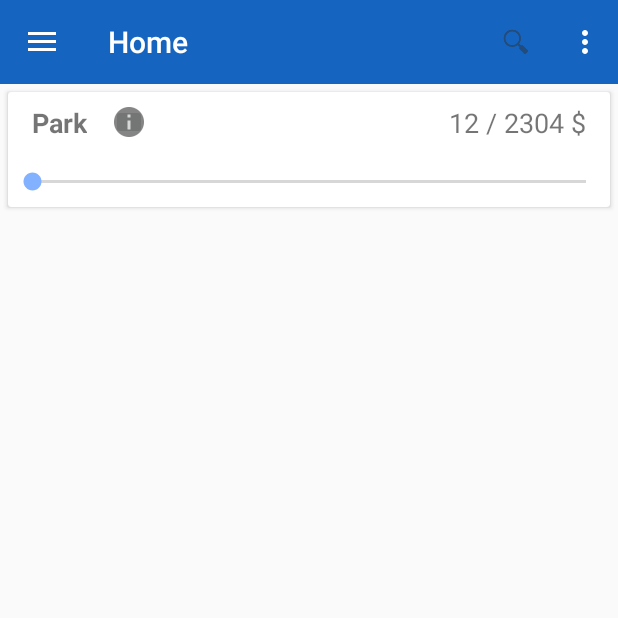
After one commit to vinguyen2011/gochain_frontend, an Android app: the fragment DetailsFragment placed in its activity, on a phone screen of 412 x 824 dp, the top half of it. The commit adds this screen. Run offline under Robolectric (Android 15) with nearby library versions, the phone set to English and light mode, and no system bars.

Commit message:
First version of detail screen

```diff
--- a/app/build.gradle
+++ b/app/build.gradle
@@ -29,5 +29,6 @@ dependencies {
     compile 'com.android.support:recyclerview-v7:23.4.0'
     compile 'com.android.support:support-v4:23.4.0'
     compile 'com.android.support:cardview-v7:23.4.0'
+    compile 'com.github.aakira:expandable-layout:1.4.2@aar'
     testCompile 'junit:junit:4.12'
 }
--- /dev/null
+++ b/app/src/main/java/com/gochain/gochainandroid/activities/DetailsFragment.java
@@ -0,0 +1,118 @@
+package com.gochain.gochainandroid.activities;
+
+import android.app.Activity;
+import android.app.Dialog;
+import android.content.Context;
+import android.graphics.Rect;
+import android.os.Bundle;
+import android.support.v4.app.Fragment;
+import android.view.LayoutInflater;
+import android.view.View;
+import android.view.ViewGroup;
+import android.widget.Button;
+import android.widget.ImageButton;
+import android.widget.ImageView;
+import android.widget.RelativeLayout;
+import android.widget.SeekBar;
+import android.widget.TextView;
+
+import com.gochain.gochainandroid.R;
+public class DetailsFragment extends Fragment {
+    private SeekBar bar;
+    private TextView percentage;
+    private ImageButton infoBtn;
+    private Context context;
+    public DetailsFragment() {
+        // Required empty public constructor
+    }
+
+    @Override
+    public void onCreate(Bundle savedInstanceState) {
+        super.onCreate(savedInstanceState);
+    }
+
+    @Override
+    public View onCreateView(LayoutInflater inflater, ViewGroup container,
+                             Bundle savedInstanceState) {
+        View rootView = inflater.inflate(R.layout.fragment_detail, container, false);
+        context = this.getContext();
+
+        bar = (SeekBar) rootView.findViewById(R.id.voteBar);
+        percentage = (TextView) rootView.findViewById(R.id.percentage);
+        bar.setMax(100);
+        bar.setProgress(0);
+        bar.setOnSeekBarChangeListener(new SeekBar.OnSeekBarChangeListener() {
+
+            @Override
+            public void onStopTrackingTouch(SeekBar seekBar) {
+
+            }
+
+            @Override
+            public void onStartTrackingTouch(SeekBar seekBar) {
+
+            }
+
+            @Override
+            public void onProgressChanged(SeekBar seekBar, int progress,
+                                          boolean fromUser) {
+                RelativeLayout.LayoutParams p = new RelativeLayout.LayoutParams(
+                        RelativeLayout.LayoutParams.WRAP_CONTENT,
+                        RelativeLayout.LayoutParams.WRAP_CONTENT);
+                p.addRule(RelativeLayout.ABOVE, seekBar.getId());
+                Rect thumbRect = bar.getThumb().getBounds();
+                p.setMargins(
+                        thumbRect.centerX(),0, 0, 0);
+                percentage.setLayoutParams(p);
+                percentage.setText(String.valueOf(progress) + " %");
+            }
+        });
+
+
+        infoBtn = (ImageButton) rootView.findViewById(R.id.infoBtn);
+
+        // add button listener
+        infoBtn.setOnClickListener(new View.OnClickListener() {
+
+            @Override
+            public void onClick(View arg0) {
+
+                // custom dialog
+                final Dialog dialog = new Dialog(context);
+                dialog.setContentView(R.layout.dialog_detail);
+                dialog.setTitle("Title...");
+
+                // set the custom dialog components - text, image and button
+//                TextView text = (TextView) dialog.findViewById(R.id.title);
+//                text.setText("Android custom dialog example!");
+//                ImageView image = (ImageView) dialog.findViewById(R.id.image);
+//                image.setImageResource(R.drawable.ic_launcher);
+
+                Button dialogButton = (Button) dialog.findViewById(R.id.closeBtn);
+                // if button is clicked, close the custom dialog
+                dialogButton.setOnClickListener(new View.OnClickListener() {
+                    @Override
+                    public void onClick(View v) {
+                        dialog.dismiss();
+                    }
+                });
+
+                dialog.show();
+            }
+        });
+
+        return rootView;
+    }
+
+    @Override
+    public void onAttach(Activity activity) {
+        super.onAttach(activity);
+    }
+
+    @Override
+    public void onDetach() {
+        super.onDetach();
+    }
+
+
+}
--- a/app/src/main/java/com/gochain/gochainandroid/activities/MainActivity.java
+++ b/app/src/main/java/com/gochain/gochainandroid/activities/MainActivity.java
@@ -80,10 +80,6 @@ public class MainActivity extends AppCompatActivity implements FragmentDrawer.Fr
                 fragment = new HomeFragment();
                 title = getString(R.string.title_home);
                 break;
-            case 1:
-                fragment = new ScanFragment();
-                title = getString(R.string.title_scan);
-                break;
             default:
                 break;
         }
--- a/app/src/main/java/com/gochain/gochainandroid/adapter/ItemsAdapter.java
+++ b/app/src/main/java/com/gochain/gochainandroid/adapter/PollAdapter.java
@@ -1,6 +1,7 @@
 package com.gochain.gochainandroid.adapter;
 
 import android.content.Context;
+import android.support.v4.app.Fragment;
 import android.support.v7.widget.PopupMenu;
 import android.support.v7.widget.RecyclerView;
 import android.view.LayoutInflater;
@@ -13,19 +14,19 @@ import android.widget.TextView;
 import android.widget.Toast;
 
 import com.gochain.gochainandroid.R;
+import com.gochain.gochainandroid.activities.DetailsFragment;
 import com.gochain.gochainandroid.model.Item;
-import com.gochain.gochainandroid.model.NavDrawerItem;
 
-import java.util.Collections;
 import java.util.List;
 
 /**
  * Created by vinguyen on 07/02/2017.
  */
 
-public class ItemsAdapter extends RecyclerView.Adapter<ItemsAdapter.MyViewHolder> {
+public class PollAdapter extends RecyclerView.Adapter<PollAdapter.MyViewHolder> {
     private Context mContext;
     private List<Item> itemList;
+    private Fragment parent;
 
     public class MyViewHolder extends RecyclerView.ViewHolder {
         public TextView name;
@@ -40,7 +41,11 @@ public class ItemsAdapter extends RecyclerView.Adapter<ItemsAdapter.MyViewHolder
             view.setOnClickListener(new View.OnClickListener() {
                 @Override
                 public void onClick(View v) {
-                    Toast.makeText(mContext,"clicked="+ getPosition(),Toast.LENGTH_SHORT).show();
+                    Fragment fragment = new DetailsFragment();
+                    parent.getFragmentManager()
+                            .beginTransaction()
+                            .replace(R.id.container_body, fragment)
+                            .commit();
 
                 }
             });
@@ -48,8 +53,9 @@ public class ItemsAdapter extends RecyclerView.Adapter<ItemsAdapter.MyViewHolder
     }
 
 
-    public ItemsAdapter(Context mContext, List<Item> itemList) {
-        this.mContext = mContext;
+    public PollAdapter(Fragment parent, List<Item> itemList) {
+        this.parent = parent;
+        this.mContext = parent.getContext();
         this.itemList = itemList;
     }
 
--- /dev/null
+++ b/app/src/main/res/layout/fragment_detail.xml
@@ -0,0 +1,67 @@
+<?xml version="1.0" encoding="utf-8"?>
+<LinearLayout
+    xmlns:android="http://schemas.android.com/apk/res/android"
+    xmlns:app="http://schemas.android.com/apk/res-auto"
+    xmlns:tools="http://schemas.android.com/tools"
+    xmlns:card_view="http://schemas.android.com/apk/res-auto"
+    android:layout_width="match_parent"
+    android:layout_height="wrap_content"
+    android:orientation="vertical"
+    tools:context="com.gochain.gochainandroid.activities.DetailsFragment">
+
+    <android.support.v7.widget.CardView
+        android:layout_width="match_parent"
+        android:layout_height="wrap_content"
+        android:id="@+id/card_view"
+        android:layout_margin="5dp"
+        card_view:cardCornerRadius="2dp">
+
+        <RelativeLayout
+            android:layout_width="match_parent"
+            android:layout_height="match_parent"
+            android:paddingBottom="8dp"
+            android:paddingTop="8dp">
+
+            <TextView
+                android:text="Park"
+                android:layout_width="wrap_content"
+                android:layout_height="wrap_content"
+                android:textStyle="bold"
+                android:textSize="18dp"
+                android:layout_alignParentLeft="true"
+                android:paddingBottom="18dp"
+                android:paddingRight="16dp"
+                android:paddingLeft="16dp"
+                android:id="@+id/title" />
+
+            <ImageButton
+                android:layout_width="24dp"
+                android:layout_height="24dp"
+                card_view:srcCompat="@drawable/ic_action_name"
+                android:layout_toRightOf="@+id/title"
+                android:id="@+id/infoBtn" />
+
+            <TextView
+                android:text="12 / 2304 $"
+                android:textSize="18dp"
+                android:layout_width="wrap_content"
+                android:layout_height="wrap_content"
+                android:layout_alignParentRight="true"
+                android:paddingRight="16dp"
+                android:id="@+id/status" />
+
+            <TextView
+                android:textSize="16dp"
+                android:layout_width="wrap_content"
+                android:layout_height="wrap_content"
+                android:id="@+id/percentage"/>
+
+            <SeekBar
+                android:layout_width="match_parent"
+                android:layout_height="wrap_content"
+                android:layout_below="@+id/title"
+                android:id="@+id/voteBar" />
+        </RelativeLayout>
+    </android.support.v7.widget.CardView>
+
+</LinearLayout>
```
Also changed, not shown: app/src/main/java/com/gochain/gochainandroid/activities/HomeFragment.java (+3 -20 lines), app/src/main/java/com/gochain/gochainandroid/activities/LoginActivity.java (+22 -20 lines), app/src/main/java/com/gochain/gochainandroid/activities/ScanFragment.java (deleted, +0 -92 lines), app/src/main/java/com/gochain/gochainandroid/adapter/PollDetailsAdapter.java (added, +120 -0 lines), app/src/main/java/com/gochain/gochainandroid/nfcreader/GoChainNfcReader.java (deleted, +0 -59 lines), app/src/main/res/layout/dialog_detail.xml (added, +52 -0 lines), app/src/main/res/layout/fragment_home.xml (+7 -7 lines), app/src/main/res/layout/fragment_scan.xml (deleted, +0 -45 lines), app/src/main/res/drawable-hdpi/ic_action_name.png (added), app/src/main/res/drawable-mdpi/ic_action_name.png (added), app/src/main/res/drawable-xhdpi/ic_action_name.png (added), app/src/main/res/drawable-xxhdpi/ic_action_name.png (added), app/src/main/res/drawable-xxhdpi/park.jpg (added).
